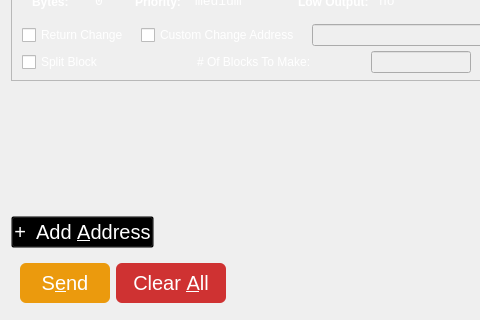
Before: the Qt Designer form src/qt/forms/sendcoinsdialog.ui in NoLimitCoin/NoLimitCoin-Core, drawn with Qt 5; both pictures show x 0 to 480 and y 157 to 477 of the 837 by 477 pixel window.
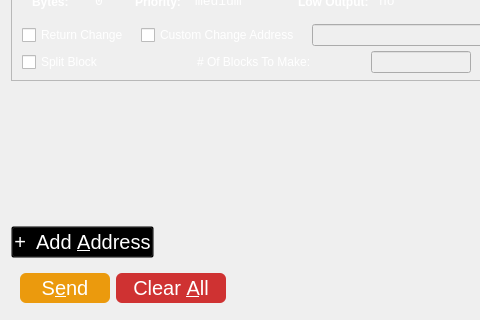
After: the same form once the commit is applied.

Commit message: decrease size of buttons on send coins page and update size of splash screen/image

Diff of the .ui file:
```diff
--- a/src/qt/forms/sendcoinsdialog.ui
+++ b/src/qt/forms/sendcoinsdialog.ui
@@ -789,7 +789,7 @@
         <x>0</x>
         <y>0</y>
         <width>811</width>
-        <height>77</height>
+        <height>86</height>
        </rect>
       </property>
       <layout class="QVBoxLayout" name="verticalLayout_2">
@@ -884,7 +884,7 @@
         <property name="minimumSize">
          <size>
           <width>90</width>
-          <height>40</height>
+          <height>30</height>
          </size>
         </property>
         <property name="acceptDrops">
@@ -923,7 +923,7 @@
         <property name="minimumSize">
          <size>
           <width>110</width>
-          <height>40</height>
+          <height>30</height>
          </size>
         </property>
         <property name="toolTip">
```
The commit also changes 2 other files.
